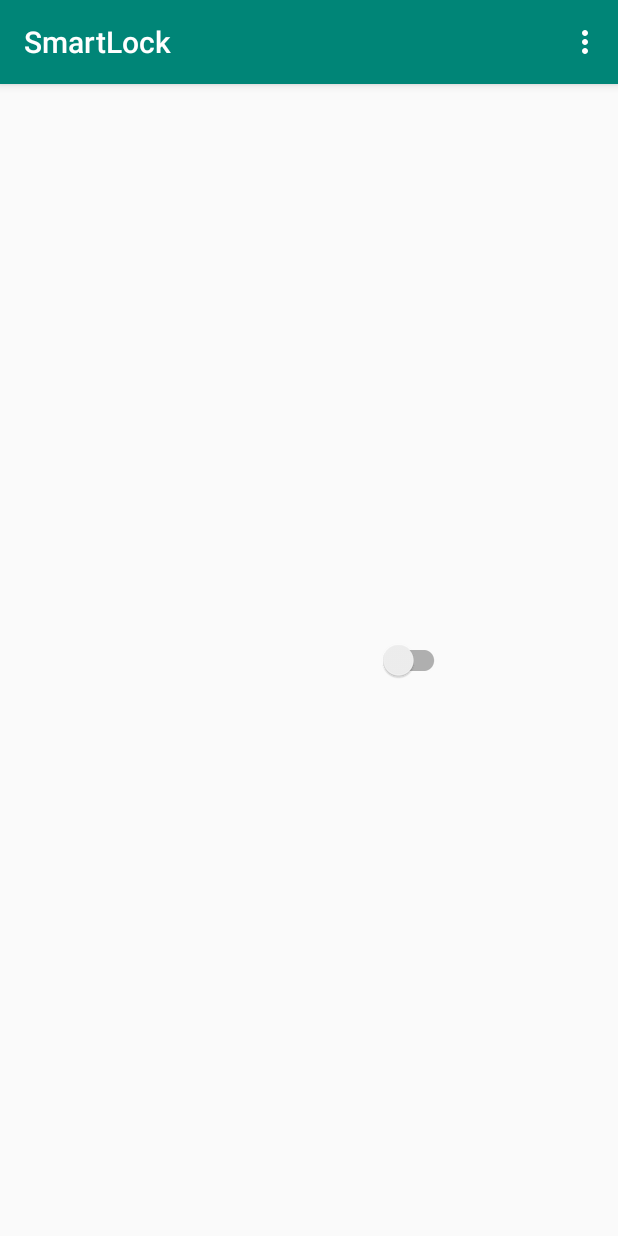
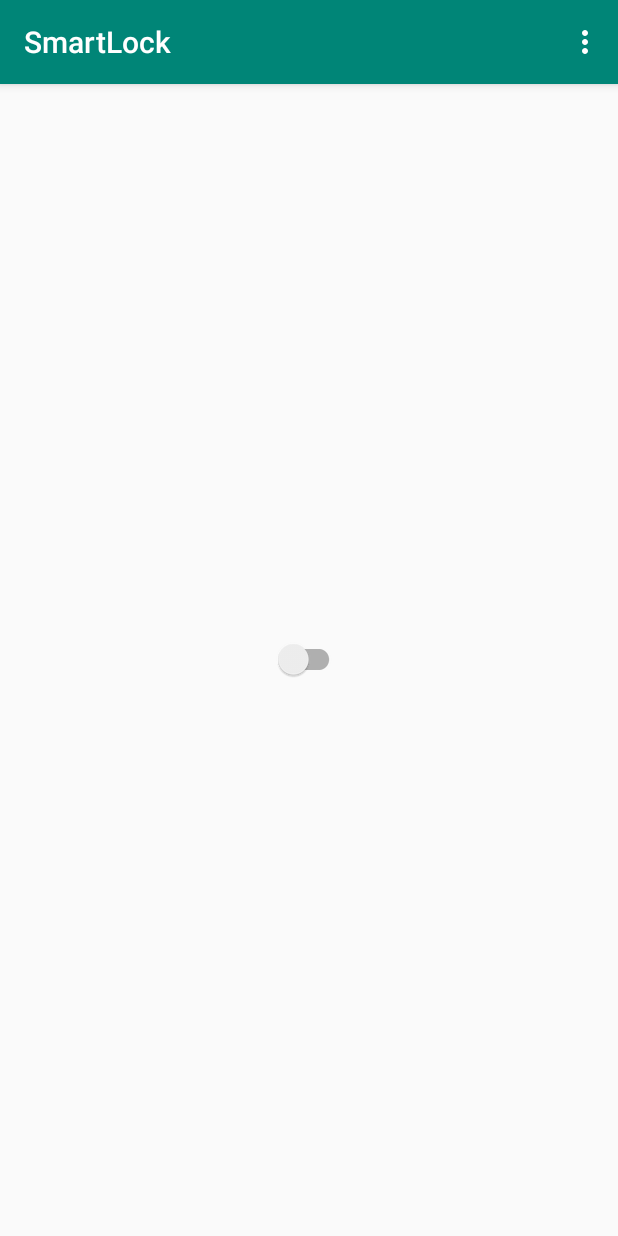
Before and after one commit to roh-7/SmartLockAnv, an Android app: the screen it shows after launch (MainActivity), on a phone screen of 412 x 824 dp. Run offline under Robolectric (Android 15) with nearby library versions, the phone set to English and light mode, and no system bars; our stand-ins replace Volley; libraries missing offline, so code that uses them is left out: co.aenterhy.toggleswitch; plain views replace ToggleSwitchButton; 2 statements that could not run were skipped.

Commit message:
working | UI to be done

```diff
--- a/app/src/main/AndroidManifest.xml
+++ b/app/src/main/AndroidManifest.xml
@@ -15,6 +15,7 @@
      android:label = "@string/app_name"
      android:roundIcon = "@mipmap/ic_launcher_round"
      android:supportsRtl = "true"
+     android:usesCleartextTraffic="true"
      android:theme = "@style/AppTheme">
         <activity android:name = ".MainActivity">
             <intent-filter>
--- a/app/src/main/java/com/example/smartlock/MainActivity.java
+++ b/app/src/main/java/com/example/smartlock/MainActivity.java
@@ -153,6 +153,7 @@ public class MainActivity extends AppCompatActivity
 				public void onErrorResponse(VolleyError error)
 				{
 					// some error
+					error.printStackTrace();
 					Toast.makeText(MainActivity.this, "Some error occured", Toast.LENGTH_SHORT).show();
 				}
 			});
--- a/app/src/main/res/layout/activity_main.xml
+++ b/app/src/main/res/layout/activity_main.xml
@@ -5,18 +5,17 @@
  android:layout_width = "match_parent"
  android:layout_height = "match_parent"
  xmlns:app = "http://schemas.android.com/apk/res-auto"
- android:orientation = "vertical"
  tools:context = ".MainActivity">
 
 	<co.aenterhy.toggleswitch.ToggleSwitchButton
 	 android:id = "@+id/toggle"
-	 android:layout_width = "150dp"
-	 android:layout_height = "300dp"
-	 android:layout_centerVertical="true"
-	 android:layout_marginStart="150dp"
+	 android:layout_width = "wrap_content"
+	 android:layout_height = "wrap_content"
+	 android:layout_centerInParent="true"
 	 app:upper ="@mipmap/ic_unlock"
 	 app:bottom="@mipmap/ic_lock"
 	 app:handleDrawable="@mipmap/ic_switch"
+
 	 />
 
 </RelativeLayout>
```
